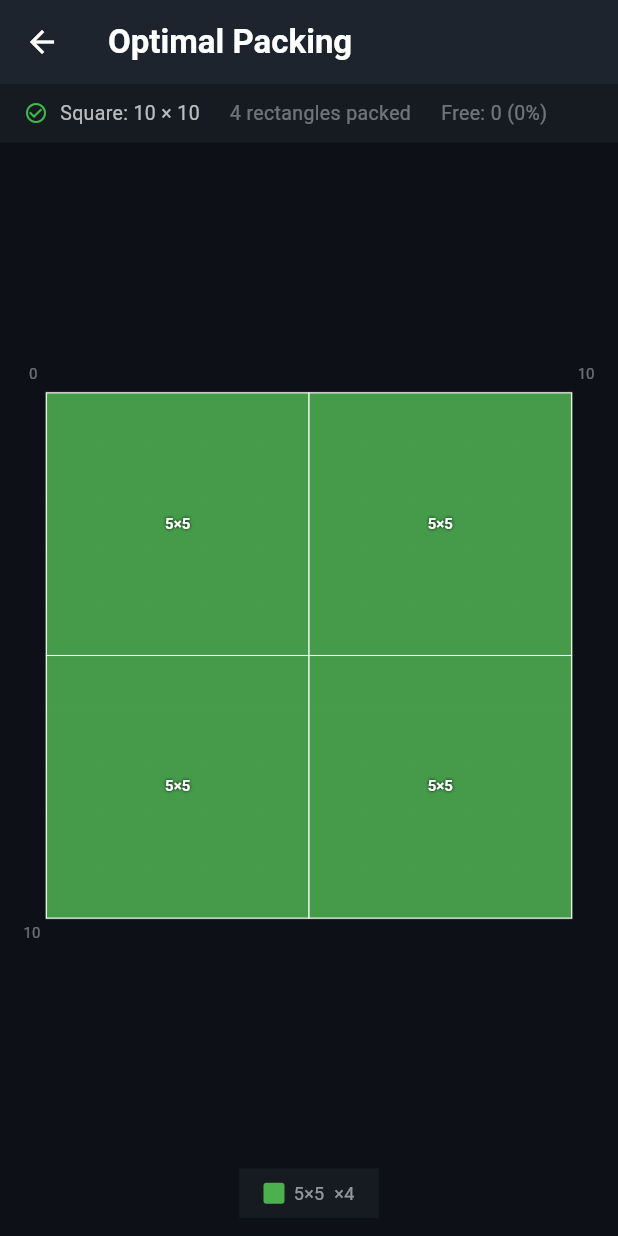
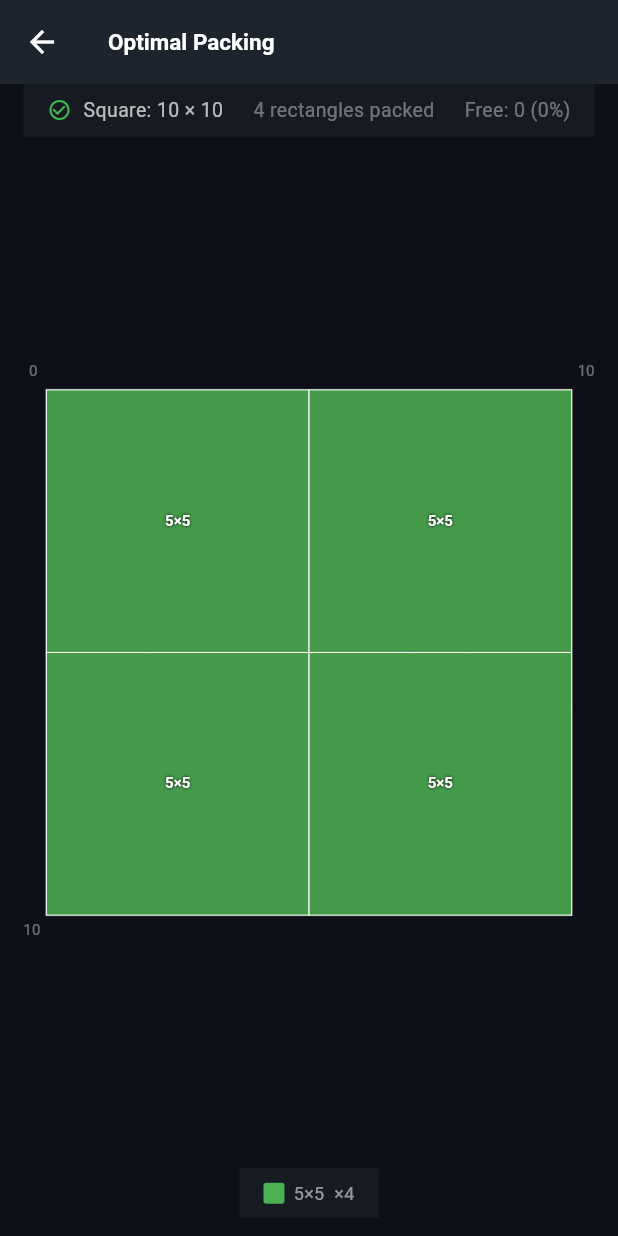
Before and after one commit to dev-ym/boxit, a Flutter app: the screen it shows after launch, after a tap on "Add Type", after a tap on "Optimize", on a phone screen of 412 x 824 dp. Run offline on Flutter 3.47's test engine with Material 3 defaults, Android fonts, the phone set to English and light mode, and no system bars.

Commit message:
Adjust for mobile

```diff
--- a/lib/home_page.dart
+++ b/lib/home_page.dart
@@ -60,8 +60,11 @@
       body: Center(
         child: ConstrainedBox(
           constraints: const BoxConstraints(maxWidth: 680),
-          child: Padding(
-            padding: const EdgeInsets.all(20),
+          child: LayoutBuilder(builder: (ctx, cst) {
+            final narrow = cst.maxWidth < 400;
+            final pad = narrow ? 12.0 : 20.0;
+            return Padding(
+              padding: EdgeInsets.all(pad),
               child: Column(
                 crossAxisAlignment: CrossAxisAlignment.start,
                 children: [
@@ -95,15 +98,16 @@
                             itemBuilder: (_, i) => _TypeRow(
                               key: ValueKey(i),
                               type: _types[i],
-                            onChanged: (t) => setState(() { _typesChanged(); _types[i] = t; }),
-                            onDelete: () =>
-                                setState(() { _typesChanged(); _types.removeAt(i); }),
+                              onChanged: (t) => setState(
+                                  () { _typesChanged(); _types[i] = t; }),
+                              onDelete: () => setState(
+                                  () { _typesChanged(); _types.removeAt(i); }),
                             ),
                           ),
                   ),
                   const SizedBox(height: 12),
-                Row(
-                  children: [
+                  // Action row — wraps on very narrow screens
+                  Row(children: [
                     _ActionBtn(
                       icon: Icons.add,
                       label: 'Add Type',
@@ -111,15 +115,20 @@
                       color: const Color(0xFF21262D),
                     ),
                     const Spacer(),
+                    Wrap(
+                      spacing: 10,
+                      runSpacing: 8,
+                      alignment: WrapAlignment.end,
+                      children: [
                         _ActionBtn(
                           icon: Icons.auto_fix_high,
                           label: 'Optimize',
                           onPressed: _valid
-                          ? () => _push(OptimizePage(types: List.from(_types)))
+                              ? () => _push(
+                                  OptimizePage(types: List.from(_types)))
                               : null,
                           color: const Color(0xFF1F6FEB),
                         ),
-                    const SizedBox(width: 10),
                         _ActionBtn(
                           icon: Icons.pan_tool_alt,
                           label: 'Manual',
@@ -127,16 +136,19 @@
                               ? () => _push(ManualPage(
                                     types: List.from(_types),
                                     savedData: _savedManualData,
-                              onSave: (data) => _savedManualData = data,
+                                    onSave: (data) =>
+                                        _savedManualData = data,
                                   ))
                               : null,
                           color: const Color(0xFF238636),
                         ),
                       ],
                     ),
+                  ]),
                 ],
               ),
-          ),
+            );
+          }),
         ),
       ),
     );
--- a/lib/optimize_page.dart
+++ b/lib/optimize_page.dart
@@ -42,7 +42,7 @@
         elevation: 1,
         iconTheme: const IconThemeData(color: Colors.white),
         title: const Text('Optimal Packing',
-            style: TextStyle(color: Colors.white, fontWeight: FontWeight.bold)),
+            style: TextStyle(color: Colors.white, fontWeight: FontWeight.bold, fontSize: 15)),
       ),
       body: _loading
           ? const Center(child: CircularProgressIndicator())
@@ -101,20 +101,25 @@
     final freePct = freeArea / squareArea * 100;
     return Container(
       color: const Color(0xFF161B22),
-      padding: const EdgeInsets.symmetric(horizontal: 16, vertical: 10),
-      child: Row(children: [
+      padding: const EdgeInsets.symmetric(horizontal: 16, vertical: 8),
+      child: Wrap(
+        spacing: 20,
+        runSpacing: 4,
+        crossAxisAlignment: WrapCrossAlignment.center,
+        children: [
+          Row(mainAxisSize: MainAxisSize.min, children: [
             const Icon(Icons.check_circle_outline,
                 color: Color(0xFF3FB950), size: 16),
             const SizedBox(width: 8),
             Text('Square: ${_fmt(sz)} × ${_fmt(sz)}',
                 style: const TextStyle(color: Colors.white70, fontSize: 13)),
-        const SizedBox(width: 20),
+          ]),
           Text('$total rectangle${total == 1 ? '' : 's'} packed',
               style: const TextStyle(color: Colors.white38, fontSize: 13)),
-        const SizedBox(width: 20),
           Text('Free: ${_fmt(freeArea)} (${_fmt(freePct)}%)',
               style: const TextStyle(color: Colors.white38, fontSize: 13)),
-      ]),
+        ],
+      ),
     );
   }
 }
```
Also changed, not shown: lib/manual_page.dart (+98 -67 lines), 3 other files. Lines whose indentation alone changed are shown as unchanged.
